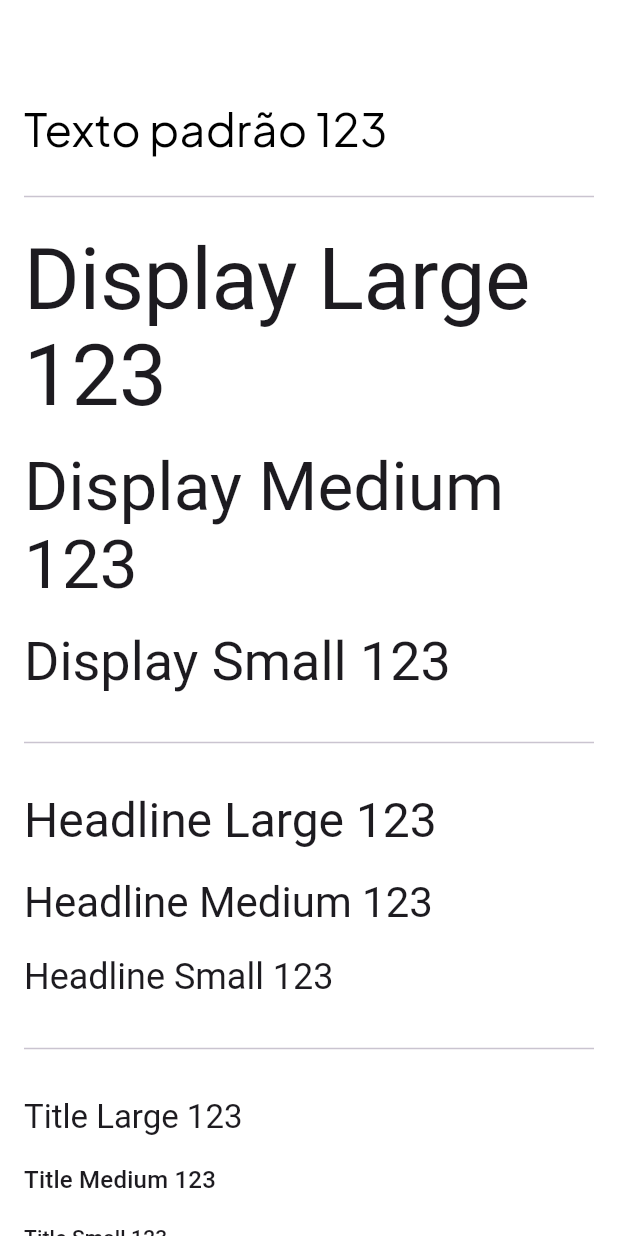
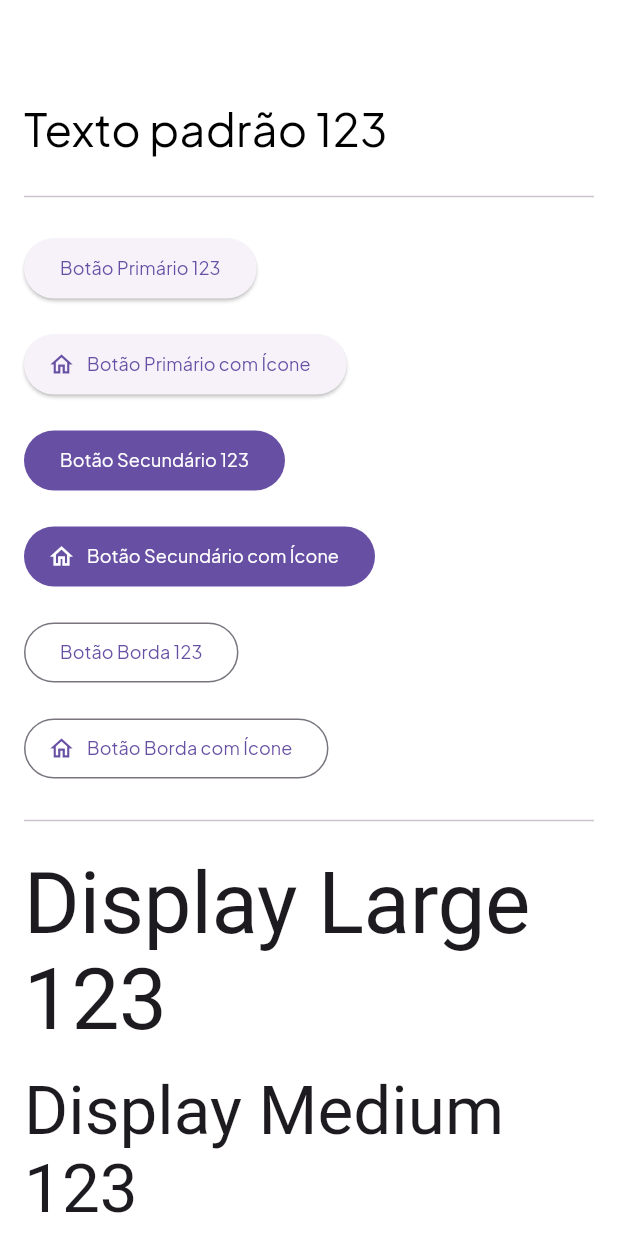
Before and after one commit to alexandreraminelli/aplicativo-lanchonete-escolar, a Flutter app: the screen it shows after launch, on a phone screen of 412 x 824 dp. Run offline on Flutter 3.47's test engine with Material 3 defaults, Android fonts, the phone set to English and light mode, and no system bars.

Commit message:
chore(button): adicionar exemplos de botões para visualizar o tema

```diff
--- a/gosnack_client/lib/app.dart
+++ b/gosnack_client/lib/app.dart
@@ -28,6 +28,35 @@ class App extends StatelessWidget {
             children: [
               const SizedBox(height: 32.0),
               Text("Texto padrão 123", style: TextStyle(fontSize: 30.0)),
+              const Divider(),
+
+              ElevatedButton(
+                onPressed: () {},
+                child: Text("Botão Primário 123"),
+              ),
+              ElevatedButton.icon(
+                onPressed: () {},
+                icon: Icon(Icons.home_outlined),
+                label: Text("Botão Primário com Ícone"),
+              ),
+
+              FilledButton(
+                onPressed: () {},
+                child: Text("Botão Secundário 123"),
+              ),
+              FilledButton.icon(
+                onPressed: () {},
+                icon: Icon(Icons.home_outlined),
+                label: Text("Botão Secundário com Ícone"),
+              ),
+
+              OutlinedButton(onPressed: () {}, child: Text("Botão Borda 123")),
+              OutlinedButton.icon(
+                onPressed: () {},
+                icon: Icon(Icons.home_outlined),
+                label: Text("Botão Borda com Ícone"),
+              ),
+
               const Divider(),
 
               // Display Styles
```
